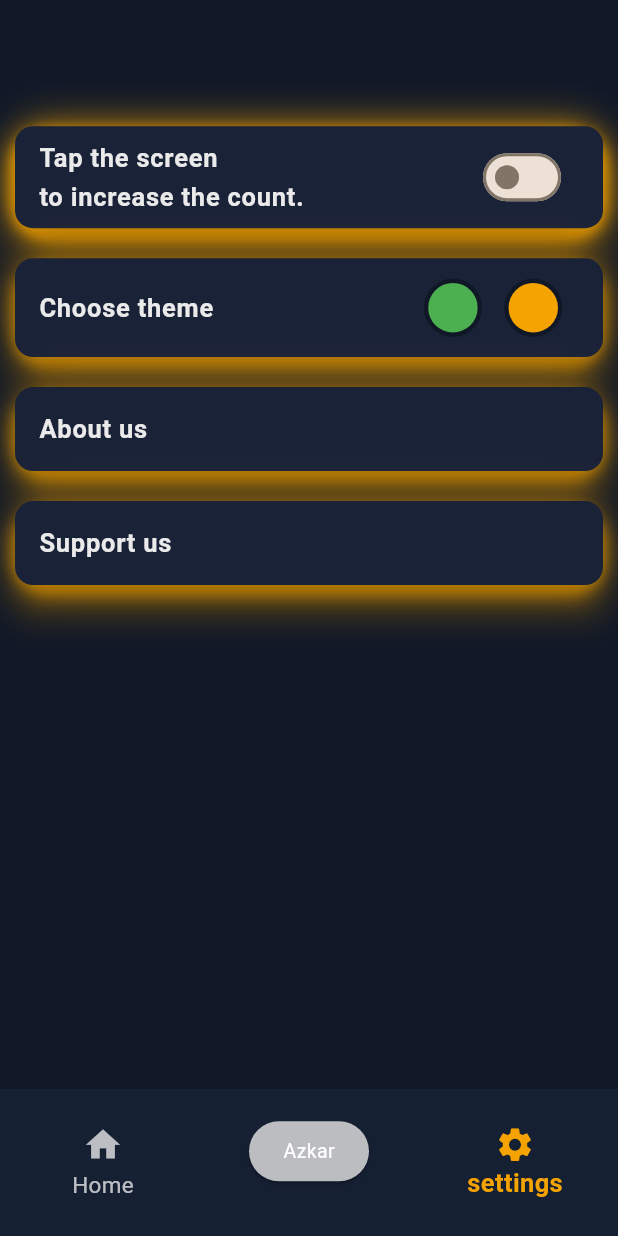
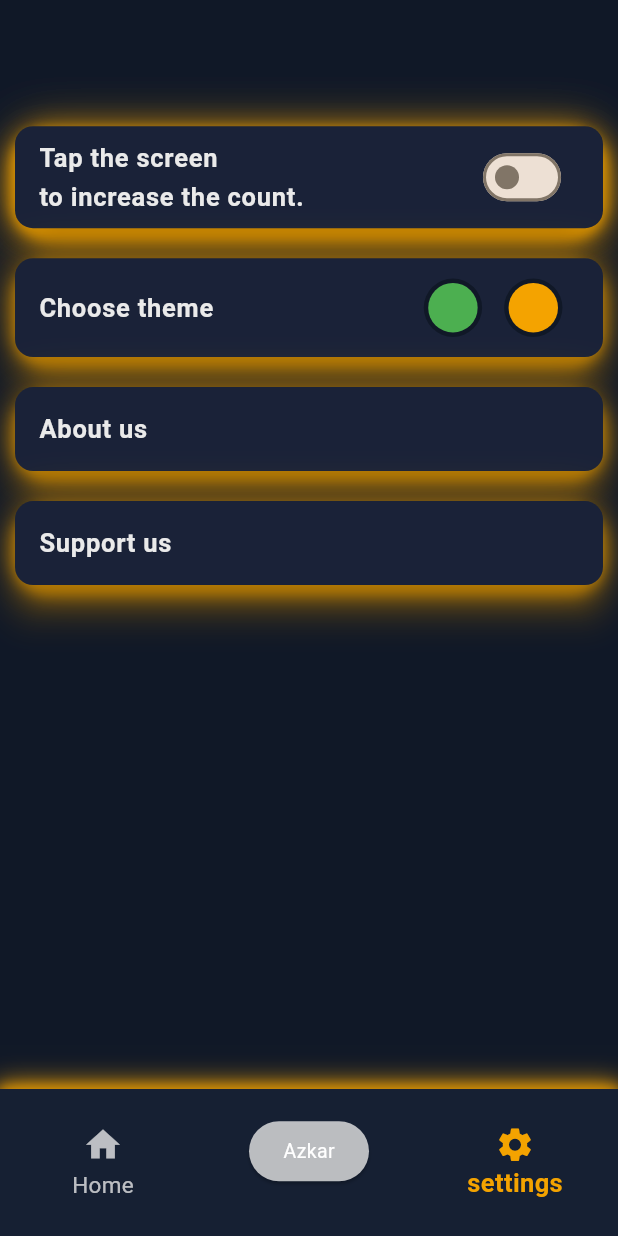
Before and after one commit to Abdalla-Medhat/Mesbahaty, a Flutter app: the screen it shows after launch, item 3 of the bottom bar chosen, on a phone screen of 412 x 824 dp. Run offline on Flutter 3.47's test engine with Material 3 defaults, Android fonts, the phone set to English and light mode, and no system bars; our stand-ins replace awesome_dialog, shared_preferences.

Commit message:
UI Improvements & adding a feature: Adding a storing theme feature using local Storage specific (SharedPreferences) and improving the Azkar page UI.

```diff
--- a/lib/main.dart
+++ b/lib/main.dart
@@ -22,10 +22,30 @@ class MyApp extends StatefulWidget {
 class _MyAppState extends State<MyApp> {
   ThemeData currentTheme = AppThemes.goldenTheme;
 
-  changeTheme(ThemeData newTheme) {
+  loadTheme() async {
+    SharedPreferences prefs = await SharedPreferences.getInstance();
+    String? theme = prefs.getString("theme");
+    if (theme != null) {
+      if (theme == "golden") {
+        changeTheme(AppThemes.goldenTheme);
+      } else {
+        changeTheme(AppThemes.greenTheme);
+      }
+    } else {
+      currentTheme = AppThemes.goldenTheme;
+    }
+  }
+
+  void changeTheme(ThemeData newTheme) {
     setState(() {
       currentTheme = newTheme;
     });
+  }
+
+  @override
+  void initState() {
+    super.initState();
+    loadTheme();
   }
 
   @override
--- a/lib/settings.dart
+++ b/lib/settings.dart
@@ -1,11 +1,10 @@
 import 'package:flutter/material.dart';
 import 'package:shared_preferences/shared_preferences.dart';
-import 'package:tasabeeh/homepage.dart';
 import 'package:tasabeeh/themes.dart';
 
 class Settings extends StatefulWidget {
   const Settings({super.key, this.onThemeChanged});
-  final Function(ThemeData)? onThemeChanged;
+  final void Function(ThemeData)? onThemeChanged;
   @override
   State<Settings> createState() => _SettingsState();
 }
@@ -13,23 +12,31 @@ class Settings extends StatefulWidget {
 class _SettingsState extends State<Settings> {
   int index = 2;
   bool status = false;
+  late SharedPreferences prefs;
+  initialPrefs() async {
+    prefs = await SharedPreferences.getInstance();
+  }
+
+  setTheme(String val) {
+    prefs.setString("theme", val);
+  }
 
   Future<void> saveStatus() async {
-    SharedPreferences prefs = await SharedPreferences.getInstance();
     await prefs.setBool("status", status);
   }
 
   Future<bool> getStatus() async {
-    SharedPreferences prefs = await SharedPreferences.getInstance();
     return prefs.getBool("status") ?? false;
   }
 
   @override
   void initState() {
     super.initState();
+    initialPrefs().then((_) {
       getStatus().then((value) {
         setState(() {
           status = value;
+        });
       });
     });
   }
@@ -38,7 +45,22 @@ class _SettingsState extends State<Settings> {
   Widget build(BuildContext context) {
     Orientation orientation = MediaQuery.of(context).orientation;
     return Scaffold(
-        bottomNavigationBar: BottomNavigationBar(
+        bottomNavigationBar: Container(
+          decoration: BoxDecoration(
+            boxShadow: [
+              BoxShadow(
+                color: Theme.of(context).colorScheme.secondary,
+                blurRadius: 7,
+                spreadRadius: 0.5,
+              ),
+              BoxShadow(
+                color: Theme.of(context).colorScheme.secondary,
+                blurRadius: 15,
+                spreadRadius: 2,
+              )
+            ],
+          ),
+          child: BottomNavigationBar(
               currentIndex: index,
               unselectedFontSize: 15,
               backgroundColor: Theme.of(context).colorScheme.surface,
@@ -105,6 +127,7 @@ class _SettingsState extends State<Settings> {
                 const BottomNavigationBarItem(
                     icon: Icon(Icons.settings), label: 'settings'),
               ]),
+        ),
         body: orientation == Orientation.portrait
             ? Column(
                 mainAxisAlignment: MainAxisAlignment.start,
@@ -239,7 +262,6 @@ class _SettingsState extends State<Settings> {
                                 .withAlpha(76),
                             blurRadius: 25,
                             spreadRadius: -10,
-                            // offset: const Offset(0, 5),
                           ),
                         ]),
                     child: Card(
@@ -251,11 +273,6 @@ class _SettingsState extends State<Settings> {
                         children: [
                           Expanded(
                             child: ListTile(
-                              onTap: () {
-                                Navigator.of(context).push(MaterialPageRoute(
-                                  builder: (context) => const Homepage(),
-                                ));
-                              },
                               title: Text(
                                 "Choose theme",
                                 style: TextStyle(
@@ -278,6 +295,7 @@ class _SettingsState extends State<Settings> {
                                   onTap: () {
                                     widget
                                         .onThemeChanged!(AppThemes.greenTheme);
+                                    setTheme("green");
                                   },
                                   child: Container(
                                     width: MediaQuery.of(context).size.width *
@@ -305,6 +323,7 @@ class _SettingsState extends State<Settings> {
                                   onTap: () {
                                     widget
                                         .onThemeChanged!(AppThemes.goldenTheme);
+                                    setTheme("golden");
                                   },
                                   child: Container(
                                     width: MediaQuery.of(context).size.width *
@@ -542,7 +561,6 @@ class _SettingsState extends State<Settings> {
                                       .withAlpha(76),
                                   blurRadius: 25,
                                   spreadRadius: -10,
-                                  // offset: const Offset(0, 5),
                                 ),
                               ]),
                           child: Card(
@@ -555,12 +573,6 @@ class _SettingsState extends State<Settings> {
                               children: [
                                 Expanded(
                                   child: ListTile(
-                                    onTap: () {
-                                      Navigator.of(context)
-                                          .push(MaterialPageRoute(
-                                        builder: (context) => const Homepage(),
-                                      ));
-                                    },
                                     title: Text(
                                       "Choose theme",
                                       style: TextStyle(
@@ -583,6 +595,7 @@ class _SettingsState extends State<Settings> {
                                         onTap: () {
                                           widget.onThemeChanged!(
                                               AppThemes.greenTheme);
+                                          setTheme("green");
                                         },
                                         child: Container(
                                           width: MediaQuery.of(context)
@@ -615,6 +628,7 @@ class _SettingsState extends State<Settings> {
                                         onTap: () {
                                           widget.onThemeChanged!(
                                               AppThemes.goldenTheme);
+                                          setTheme("golden");
                                         },
                                         child: Container(
                                           width: MediaQuery.of(context)
```
Also changed, not shown: lib/azkar.dart (+17 -1 lines). Lines whose indentation alone changed are shown as unchanged.
